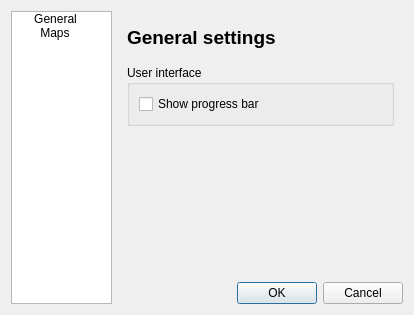
Above: forms/PreferencesDialog.ui from tobydox/rucktrack before the change. Below: the same form after it.
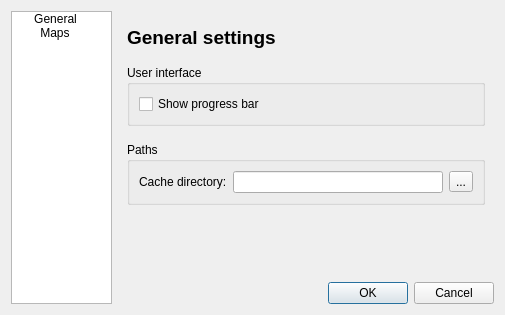
That is the form after the change. Icons and pictures are not drawn.

Commit message:
PreferencesDialog: added cache directory configuration item
The user can now choose where to store cache data. Mainly useful when
working on a network share with limited quota.

```diff
--- a/forms/PreferencesDialog.ui
+++ b/forms/PreferencesDialog.ui
@@ -6,7 +6,7 @@
    <rect>
     <x>0</x>
     <y>0</y>
-    <width>414</width>
+    <width>505</width>
     <height>315</height>
    </rect>
   </property>
@@ -129,6 +129,36 @@
          </layout>
         </widget>
        </item>
+       <item>
+        <widget class="QGroupBox" name="groupBox_3">
+         <property name="title">
+          <string>Paths</string>
+         </property>
+         <layout class="QGridLayout" name="gridLayout_3">
+          <item row="0" column="0">
+           <widget class="QLabel" name="label_3">
+            <property name="text">
+             <string>Cache directory:</string>
+            </property>
+           </widget>
+          </item>
+          <item row="0" column="1">
+           <widget class="QLineEdit" name="cacheDirectory"/>
+          </item>
+          <item row="0" column="2">
+           <widget class="QToolButton" name="cacheDirectoryBtn">
+            <property name="text">
+             <string>...</string>
+            </property>
+            <property name="icon">
+             <iconset resource="../resources/rucktrack.qrc">
+              <normaloff>:/resources/document-open.png</normaloff>:/resources/document-open.png</iconset>
+            </property>
+           </widget>
+          </item>
+         </layout>
+        </widget>
+       </item>
        <item>
         <spacer name="verticalSpacer_2">
          <property name="orientation">
```
Left out of the diff: 3 changed lines with no effect on the pictures. The commit also changes 6 other files.
